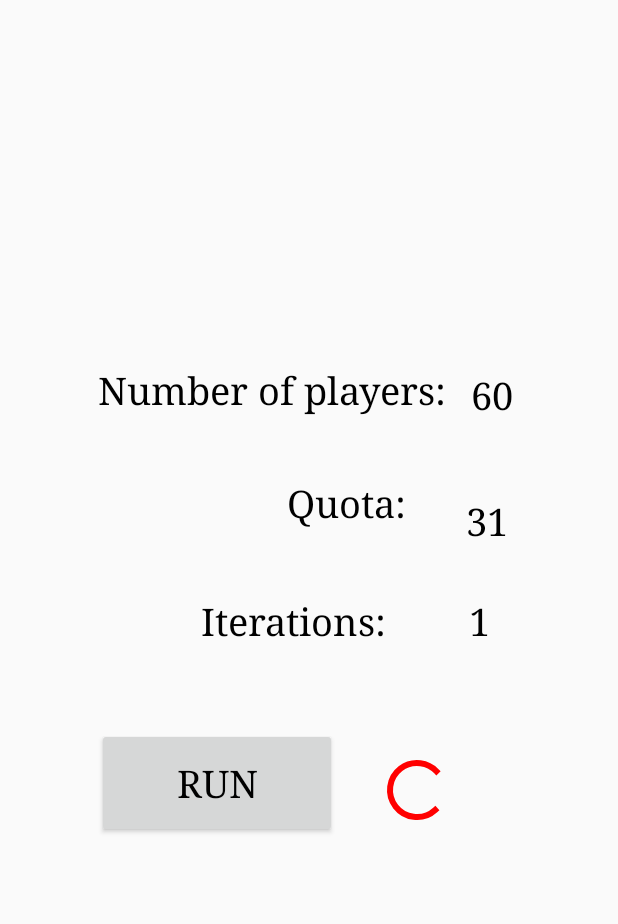
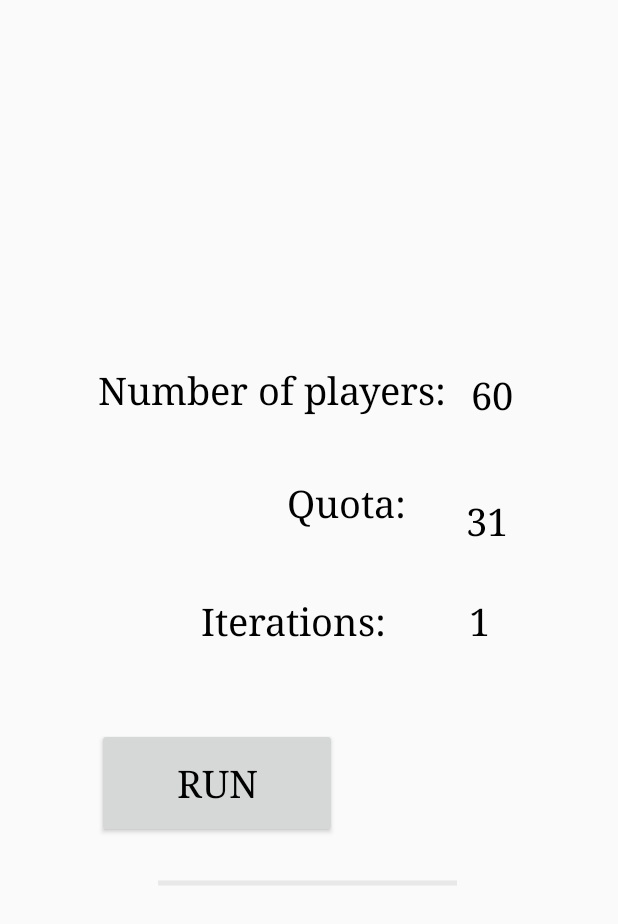
Before and after one commit to nasbotond/MonteCarloAndroid, an Android app: the layout fragment_input.xml on its own in the app's theme, with its tools: preview values and no code run, on a phone screen of 412 x 824 dp. Shown: the top 924 px of the screen. Run offline under Robolectric (Android 15) with nearby library versions, the phone set to English and light mode, and no system bars.

Commit message:
add determinate progress bar

```diff
--- a/app/src/main/res/layout/fragment_input.xml
+++ b/app/src/main/res/layout/fragment_input.xml
@@ -111,15 +111,18 @@
 
         <ProgressBar
             android:id="@+id/loadingPanel"
-            android:layout_width="60dp"
+            style="@android:style/Widget.Holo.ProgressBar.Horizontal"
+            android:layout_width="199dp"
             android:layout_height="wrap_content"
             android:layout_alignParentEnd="true"
             android:layout_alignParentBottom="true"
-            android:layout_marginStart="156dp"
             android:layout_marginTop="300dp"
-            android:layout_marginEnd="104dp"
-            android:layout_marginBottom="273dp"
-            android:visibility="visible" />
+            android:layout_marginEnd="107dp"
+            android:layout_marginBottom="227dp"
+            android:indeterminate="false"
+            android:visibility="visible"
+            android:progressBackgroundTint="@color/cardview_dark_background"
+            android:progressTint="@color/design_default_color_primary"/>
 
     </RelativeLayout>
 
```
Also changed, not shown: app/src/main/java/com/kotlinforandroiddevelopment/montecarloandroid/InputFragment.kt (+12 -4 lines).
